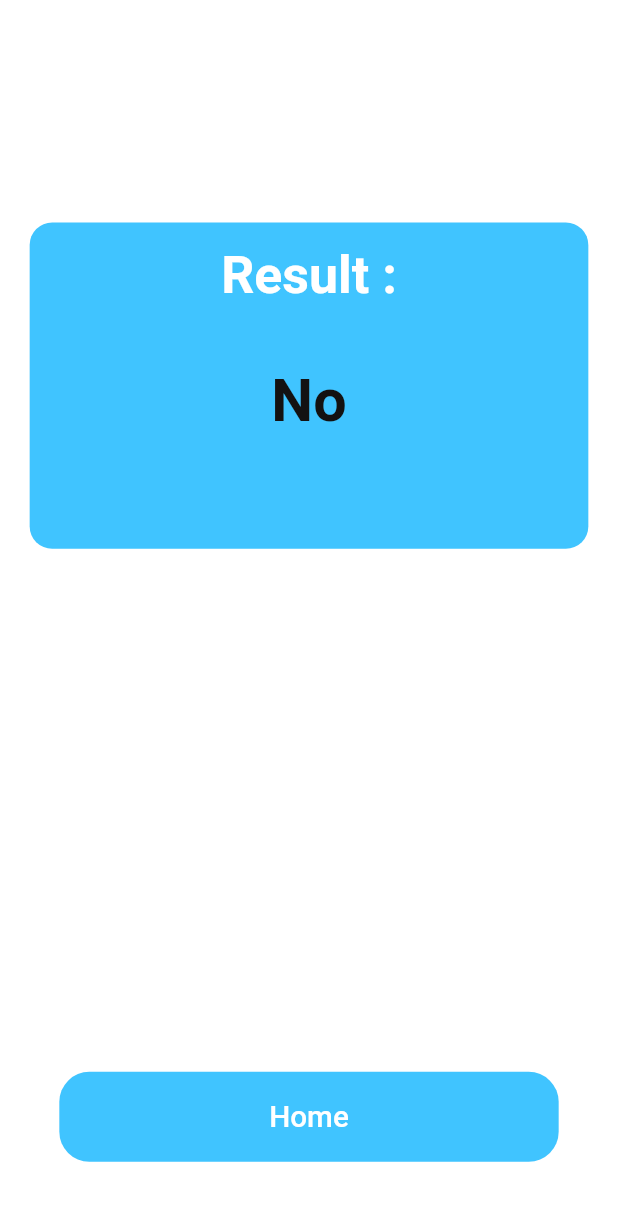
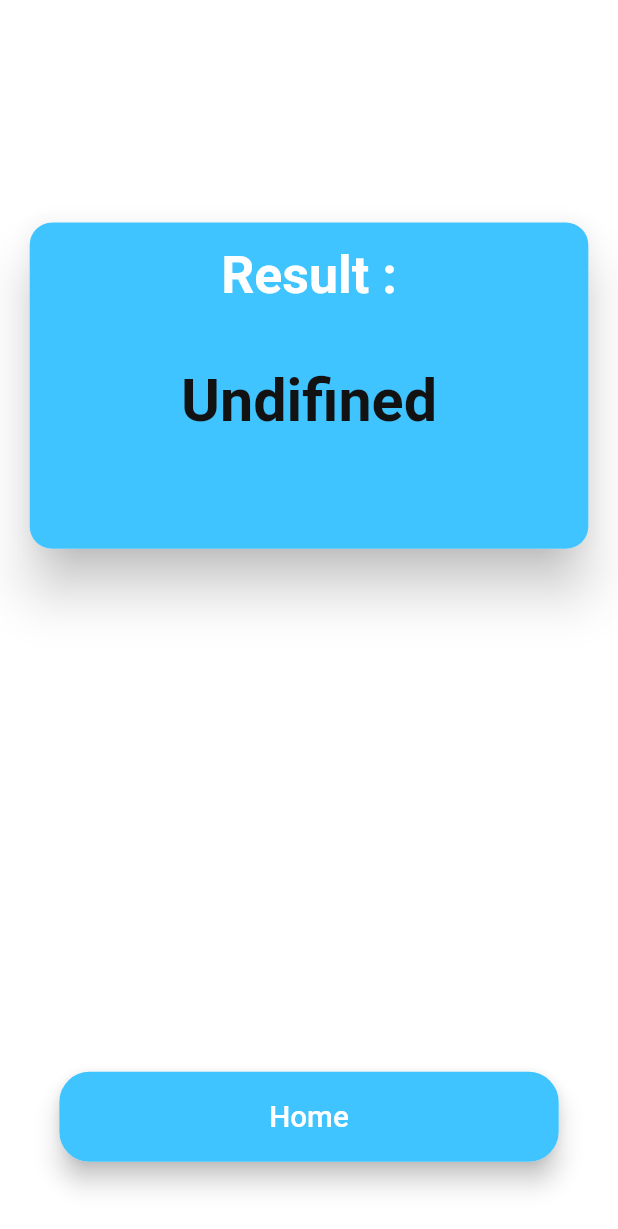
Before and after one commit to Meta-c/Medical-app, a Flutter app: the ResultPageView screen opened directly, on a phone screen of 412 x 824 dp. Shown: the top 1229 px of the screen. Run offline on Flutter 3.47's test engine with Material 2 defaults, Android fonts, the phone set to English and light mode, and no system bars; our stand-ins replace dropdown_button2, flutter_spinkit, get; Roboto replaces fonts that are missing (Poppins).

Commit message:
simple mod

```diff
--- a/knowledge_system/lib/core/constants.dart
+++ b/knowledge_system/lib/core/constants.dart
@@ -79,7 +79,7 @@ final Map<String, List<String>> knowledgeBase = {
 
 List<String> patientSymp = [];
 
-String res = 'No';
+String res = 'Undifined';
 
 String result() {
   knowledgeBase.forEach((key, value) {
--- a/knowledge_system/lib/core/widgets/custom_button.dart
+++ b/knowledge_system/lib/core/widgets/custom_button.dart
@@ -3,16 +3,20 @@ import 'package:knowledge_system/core/utils/size_config.dart';
 
 class CustomGeneralButton extends StatelessWidget {
   // ignore: prefer_const_constructors_in_immutables
-  CustomGeneralButton({Key? key, required this.text, this.onTap})
+  CustomGeneralButton(
+      {Key? key, required this.text, this.onTap, required this.elevation})
       : super(key: key);
 
   late final String text;
   final VoidCallback? onTap;
-
+  double elevation = 0;
   @override
   Widget build(BuildContext context) {
     return InkWell(
       onTap: onTap,
+      child: Material(
+        borderRadius: BorderRadius.circular(20),
+        elevation: elevation,
         child: Container(
           height: 60,
           width: SizeConfig.screenWidth,
@@ -32,6 +36,7 @@ class CustomGeneralButton extends StatelessWidget {
             ),
           ),
         ),
+      ),
     );
   }
 }
--- a/knowledge_system/lib/features/input page/input_body.dart
+++ b/knowledge_system/lib/features/input page/input_body.dart
@@ -51,6 +51,7 @@ class _InputPageBodyState extends State<InputPageBody> {
             left: SizeConfig.defaultSize! * 10,
             right: SizeConfig.defaultSize! * 10,
             child: CustomGeneralButton(
+              elevation: 7,
               text: pageController!.hasClients && pageController?.page == 4
                   ? 'Submit'
                   : 'Next',
--- a/knowledge_system/lib/features/results_page/result_page_body.dart
+++ b/knowledge_system/lib/features/results_page/result_page_body.dart
@@ -20,6 +20,9 @@ class ResultPageBody extends GetView {
             left: SizeConfig.defaultSize! * 2,
             right: SizeConfig.defaultSize! * 2,
             top: SizeConfig.defaultSize! * 15,
+            child: Material(
+              elevation: 15,
+              borderRadius: const BorderRadius.all(Radius.circular(15)),
               child: Container(
                 width: SizeConfig.defaultSize! * 3,
                 height: SizeConfig.defaultSize! * 22,
@@ -59,11 +62,13 @@ class ResultPageBody extends GetView {
                 // color: Colors.white,
               ),
             ),
+          ),
           Positioned(
               bottom: SizeConfig.defaultSize! * 5,
               left: SizeConfig.defaultSize! * 4,
               right: SizeConfig.defaultSize! * 4,
               child: CustomGeneralButton(
+                elevation: 7,
                 text: 'Home',
                 onTap: () {
                   res = 'Unidentified';
--- a/knowledge_system/lib/features/splash/splash_body.dart
+++ b/knowledge_system/lib/features/splash/splash_body.dart
@@ -59,7 +59,7 @@ class _SplashBodyState extends State<SplashBody>
                 style: TextStyle(
                   fontSize: SizeConfig.defaultSize! * 3,
                   fontWeight: FontWeight.bold,
-                  color: Colors.black,
+                  color: Colors.blueAccent,
                   fontFamily: 'Poppins',
                 ),
               ),
--- a/knowledge_system/pubspec.yaml
+++ b/knowledge_system/pubspec.yaml
@@ -37,6 +37,7 @@ dependencies:
     sdk: flutter
   flutter_spinkit: ^5.1.0
   get: ^4.6.5
+  modal_bottom_sheet: ^2.1.2
 
 dev_dependencies:
   flutter_lints: ^2.0.0
```
Also changed, not shown: knowledge_system/pubspec.lock. Lines whose indentation alone changed are shown as unchanged.
